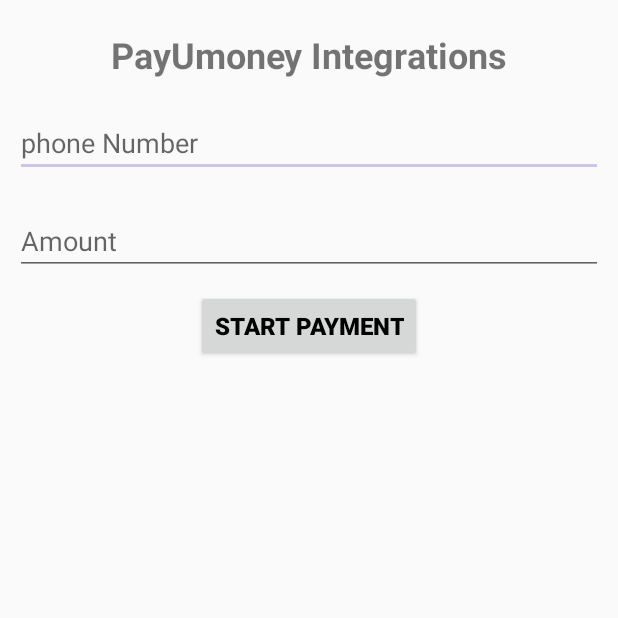
After one commit to Pranavjain23/SmylePariwarFoundationApp, an Android app: the PayUMoneyPaymentActivity screen opened directly, with no data from a screen before it, on a phone screen of 412 x 824 dp, the top half of it. The commit adds this screen. Run offline under Robolectric (Android 15) with nearby library versions, the phone set to English and light mode, and no system bars; our stand-ins replace Picasso; pictures from the network do not load.

Commit message:
slider images and effect everything completed Payment emtry activities added

```diff
--- /dev/null
+++ b/app/src/main/java/com/application/smyleapp/activity/PayUMoneyPaymentActivity.java
@@ -0,0 +1,35 @@
+package com.application.smyleapp.activity;
+
+import androidx.annotation.Nullable;
+import androidx.appcompat.app.AppCompatActivity;
+
+import android.content.Intent;
+import android.os.Bundle;
+import android.view.View;
+import android.view.WindowManager;
+import android.widget.Button;
+import android.widget.EditText;
+
+import com.application.smyleapp.R;
+
+public class PayUMoneyPaymentActivity extends AppCompatActivity {
+    EditText phone, amount;
+    @Override
+    protected void onCreate(@Nullable Bundle savedInstanceState) {
+        super.onCreate(savedInstanceState);
+        setContentView(R.layout.activity_pay_u_money_payment);
+        getWindow().setSoftInputMode(WindowManager.LayoutParams.SOFT_INPUT_STATE_HIDDEN);
+        Button btn = (Button) findViewById(R.id.start_transaction);
+        phone = (EditText) findViewById(R.id.phone);
+        amount = (EditText) findViewById(R.id.amountid);
+        btn.setOnClickListener(new View.OnClickListener() {
+            @Override
+            public void onClick(View view) {
+                Intent intent = new Intent(PayUMoneyPaymentActivity.this, StartPaymentActivity.class);
+                intent.putExtra("phone", phone.getText().toString());
+                intent.putExtra("amount", amount.getText().toString());
+                startActivity(intent);
+            }
+        });
+    }
+}
--- /dev/null
+++ b/app/src/main/res/layout/activity_pay_u_money_payment.xml
@@ -0,0 +1,50 @@
+<?xml version="1.0" encoding="utf-8"?>
+<ScrollView
+    xmlns:android="http://schemas.android.com/apk/res/android"
+    xmlns:tools="http://schemas.android.com/tools"
+    xmlns:app="http://schemas.android.com/apk/res-auto"
+    android:layout_width="match_parent"
+    android:layout_height="match_parent"
+    tools:context=".activity.PayUMoneyPaymentActivity">
+
+  <LinearLayout
+      android:layout_width="match_parent"
+      android:layout_height="wrap_content"
+      android:orientation="vertical">
+
+    <TextView
+        android:layout_width="wrap_content"
+        android:layout_height="wrap_content"
+        android:text="PayUmoney Integrations"
+        android:textStyle="bold"
+        android:textSize="24dip"
+        android:layout_marginTop="20dp"
+        android:layout_gravity="center_horizontal"
+        android:layout_marginBottom="10dip"/>
+    <EditText
+        android:layout_width="match_parent"
+        android:layout_height="wrap_content"
+        android:layout_margin="10dp"
+        android:id="@+id/phone"
+        android:hint="phone Number"
+        android:inputType="phone"/>
+    <EditText
+        android:layout_width="match_parent"
+        android:layout_height="wrap_content"
+        android:layout_margin="10dp"
+        android:id="@+id/amountid"
+        android:hint="Amount"
+        android:inputType="number"/>
+    <Button
+        android:layout_width="wrap_content"
+        android:layout_height="wrap_content"
+        android:id="@+id/start_transaction"
+        android:text="Start Payment"
+        android:onClick="onStartTransaction"
+        android:layout_gravity="center"
+        android:textStyle="bold"
+        android:textSize="16dip"
+        android:textColor="#000000"/>
+  </LinearLayout>
+
+</ScrollView>
--- a/app/src/main/res/values/colors.xml
+++ b/app/src/main/res/values/colors.xml
@@ -5,4 +5,5 @@
     <color name="colorAccent">#d1c4e9</color>
     <color name="colorWhite">#ffffff</color>
     <color name="black">#000000</color>
+    <color name="white">#ffffff</color>
 </resources>
```
Also changed, not shown: app/src/main/AndroidManifest.xml (+6 -3 lines), app/src/main/java/com/application/smyleapp/activity/SliderActivity.kt (+11 -3 lines), app/src/main/java/com/application/smyleapp/activity/StartPaymentActivity.java (added, +16 -0 lines), app/src/main/java/com/application/smyleapp/adapter/SliderAdapter_welcome.kt (+9 -9 lines), app/src/main/res/layout/activity_slider.xml (+17 -8 lines), app/src/main/res/layout/activity_start_payment.xml (added, +9 -0 lines), app/src/main/res/layout/slide_layout.xml (+5 -7 lines), app/src/main/res/drawable/bevolunteer.jpg (added), app/src/main/res/drawable/donate.jpg (added), app/src/main/res/drawable/helpchild.jpg (added).
